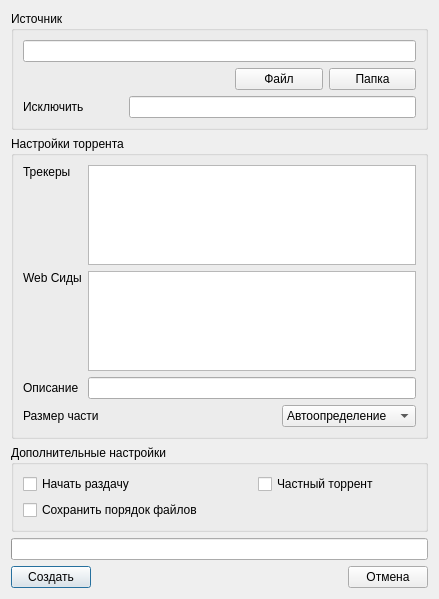
Above: trunk/CuteTorrent/LTorrent/CreateTorrentDialog.ui from SuperNerd-James/cutetorrent before the change. Below: the same form after it.
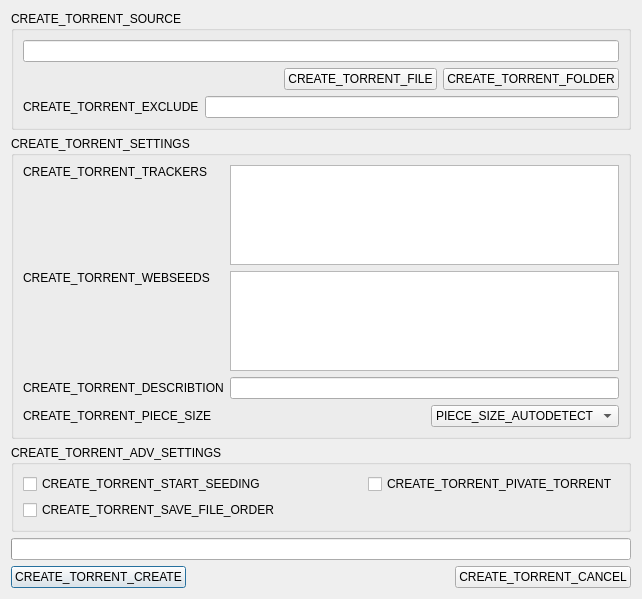
That is the form after the change. Icons and pictures are not drawn.

The edit to the form file:
```diff
--- a/trunk/CuteTorrent/LTorrent/CreateTorrentDialog.ui
+++ b/trunk/CuteTorrent/LTorrent/CreateTorrentDialog.ui
@@ -36,13 +36,13 @@
    <item row="1" column="0" colspan="3">
     <widget class="QGroupBox" name="groupBox_2">
      <property name="title">
-      <string>Настройки торрента</string>
+      <string>CREATE_TORRENT_SETTINGS</string>
      </property>
      <layout class="QGridLayout" name="gridLayout_3">
       <item row="0" column="0">
        <widget class="QLabel" name="label">
         <property name="text">
-         <string>Трекеры</string>
+         <string>CREATE_TORRENT_TRACKERS</string>
         </property>
        </widget>
       </item>
@@ -72,7 +72,7 @@
       <item row="2" column="0">
        <widget class="QLabel" name="label_2">
         <property name="text">
-         <string>Web Сиды</string>
+         <string>CREATE_TORRENT_WEBSEEDS</string>
         </property>
        </widget>
       </item>
@@ -102,7 +102,7 @@
       <item row="4" column="0">
        <widget class="QLabel" name="label_3">
         <property name="text">
-         <string>Описание</string>
+         <string>CREATE_TORRENT_DESCRIBTION</string>
         </property>
        </widget>
       </item>
@@ -112,7 +112,7 @@
       <item row="5" column="0" colspan="2">
        <widget class="QLabel" name="label_4">
         <property name="text">
-         <string>Размер части</string>
+         <string>CREATE_TORRENT_PIECE_SIZE</string>
         </property>
        </widget>
       </item>
@@ -133,7 +133,7 @@
        <widget class="QComboBox" name="piceSizeComboBox">
         <item>
          <property name="text">
-          <string>Автоопределение</string>
+          <string>PIECE_SIZE_AUTODETECT</string>
          </property>
         </item>
         <item>
@@ -204,13 +204,13 @@
    <item row="2" column="0" colspan="3">
     <widget class="QGroupBox" name="groupBox_3">
      <property name="title">
-      <string>Дополнительные настройки</string>
+      <string>CREATE_TORRENT_ADV_SETTINGS</string>
      </property>
      <layout class="QGridLayout" name="gridLayout_2">
       <item row="0" column="0">
        <widget class="QCheckBox" name="startSeedCheckBox">
         <property name="text">
-         <string>Начать раздачу</string>
+         <string>CREATE_TORRENT_START_SEEDING</string>
         </property>
        </widget>
       </item>
@@ -230,14 +230,14 @@
       <item row="0" column="2">
        <widget class="QCheckBox" name="privateCheckBox">
         <property name="text">
-         <string>Частный торрент</string>
+         <string>CREATE_TORRENT_PIVATE_TORRENT</string>
         </property>
        </widget>
       </item>
       <item row="1" column="0" colspan="2">
        <widget class="QCheckBox" name="saveOrderCheckBox">
         <property name="text">
-         <string>Сохранить порядок файлов</string>
+         <string>CREATE_TORRENT_SAVE_FILE_ORDER</string>
         </property>
        </widget>
       </item>
@@ -270,7 +270,7 @@
    <item row="4" column="0">
     <widget class="QPushButton" name="createButton">
      <property name="text">
-      <string>Создать</string>
+      <string>CREATE_TORRENT_CREATE</string>
      </property>
     </widget>
    </item>
@@ -290,14 +290,14 @@
    <item row="4" column="2">
     <widget class="QPushButton" name="cancelButton">
      <property name="text">
-      <string>Отмена</string>
+      <string>CREATE_TORRENT_CANCEL</string>
      </property>
     </widget>
    </item>
    <item row="0" column="0" colspan="3">
     <widget class="QGroupBox" name="groupBox">
      <property name="title">
-      <string>Источник</string>
+      <string>CREATE_TORRENT_SOURCE</string>
      </property>
      <layout class="QGridLayout" name="gridLayout">
       <item row="1" column="0" colspan="2">
@@ -316,21 +316,21 @@
       <item row="1" column="2">
        <widget class="QPushButton" name="browseFileButton">
         <property name="text">
-         <string>Файл</string>
+         <string>CREATE_TORRENT_FILE</string>
         </property>
        </widget>
       </item>
       <item row="1" column="3">
        <widget class="QPushButton" name="browseDirButton">
         <property name="text">
-         <string>Папка</string>
+         <string>CREATE_TORRENT_FOLDER</string>
         </property>
        </widget>
       </item>
       <item row="2" column="0">
        <widget class="QLabel" name="label_5">
         <property name="text">
-         <string>Исключить</string>
+         <string>CREATE_TORRENT_EXCLUDE</string>
         </property>
        </widget>
       </item>
```
Left out of the diff: 2 changed lines with no effect on the pictures.
